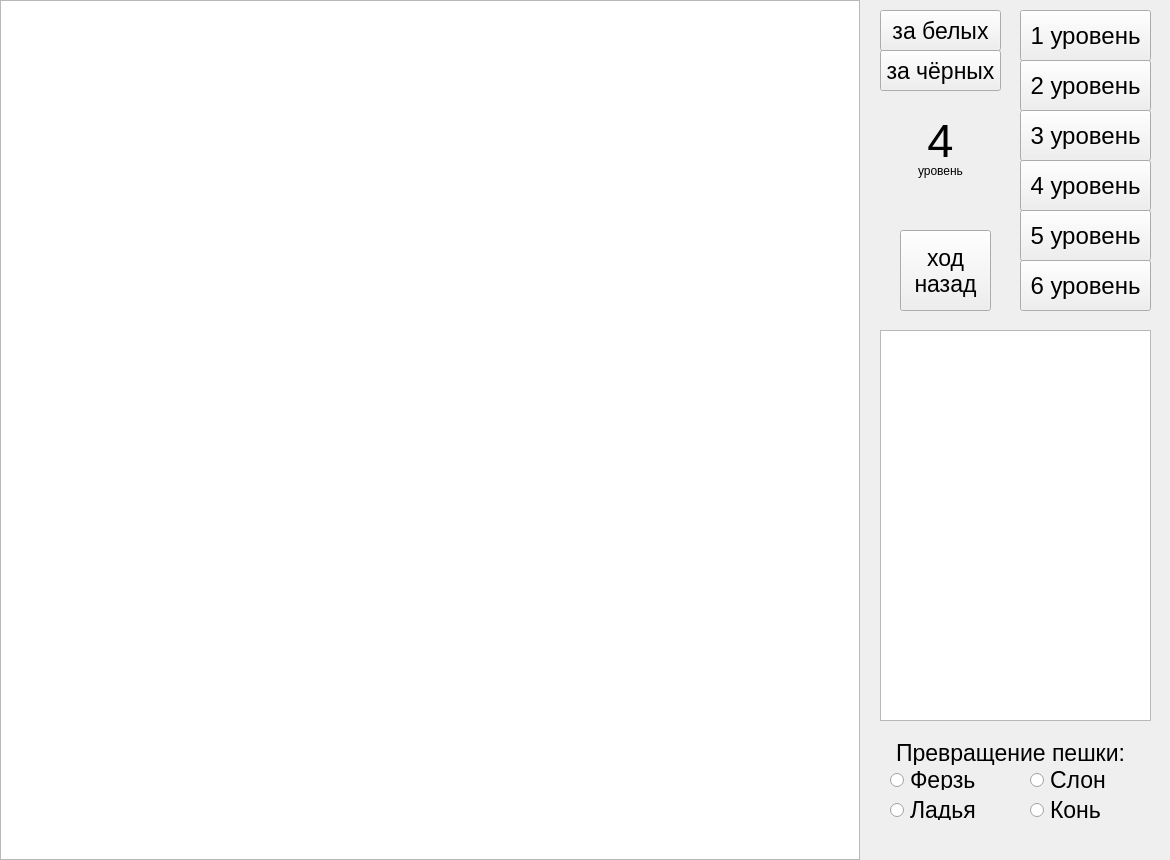
Qt form game.ui (danymalets/ChessQT) before a commit.
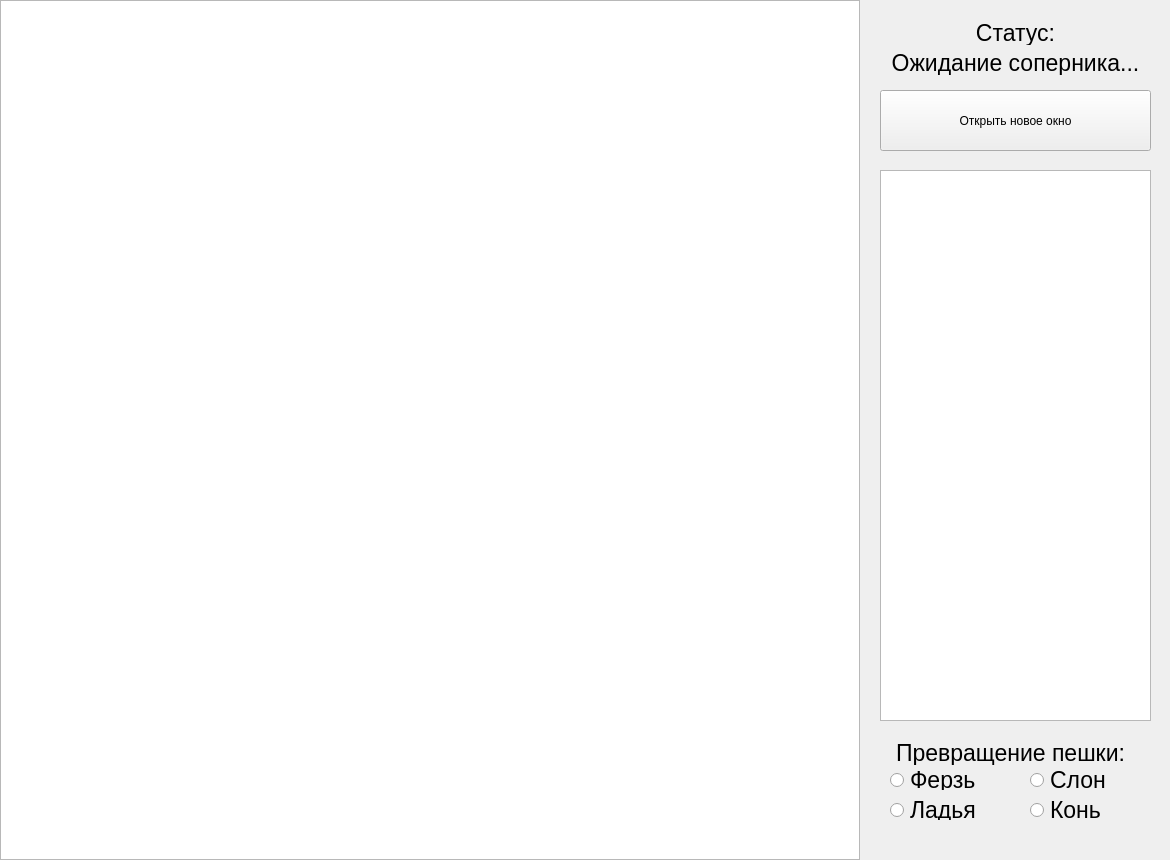
The same form after that commit.

Commit message: done full 2 process game

The edit to the form file:
```diff
--- a/game.ui
+++ b/game.ui
@@ -14,60 +14,6 @@
    <string>Game</string>
   </property>
   <widget class="QWidget" name="centralwidget">
-   <widget class="QPushButton" name="pushButton_3">
-    <property name="geometry">
-     <rect>
-      <x>1020</x>
-      <y>60</y>
-      <width>131</width>
-      <height>51</height>
-     </rect>
-    </property>
-    <property name="font">
-     <font>
-      <pointsize>18</pointsize>
-     </font>
-    </property>
-    <property name="text">
-     <string>2 уровень</string>
-    </property>
-   </widget>
-   <widget class="QPushButton" name="pushButton_5">
-    <property name="geometry">
-     <rect>
-      <x>1020</x>
-      <y>160</y>
-      <width>131</width>
-      <height>51</height>
-     </rect>
-    </property>
-    <property name="font">
-     <font>
-      <pointsize>18</pointsize>
-     </font>
-    </property>
-    <property name="text">
-     <string>4 уровень</string>
-    </property>
-   </widget>
-   <widget class="QPushButton" name="pushButton_6">
-    <property name="geometry">
-     <rect>
-      <x>1020</x>
-      <y>210</y>
-      <width>131</width>
-      <height>51</height>
-     </rect>
-    </property>
-    <property name="font">
-     <font>
-      <pointsize>18</pointsize>
-     </font>
-    </property>
-    <property name="text">
-     <string>5 уровень</string>
-    </property>
-   </widget>
    <widget class="QLabel" name="label_3">
     <property name="geometry">
      <rect>
@@ -93,9 +39,9 @@
     <property name="geometry">
      <rect>
       <x>880</x>
-      <y>330</y>
+      <y>170</y>
       <width>271</width>
-      <height>391</height>
+      <height>551</height>
      </rect>
     </property>
     <property name="font">
@@ -111,43 +57,6 @@
 &lt;p style=&quot;-qt-paragraph-type:empty; margin-top:0px; margin-bottom:0px; margin-left:0px; margin-right:0px; -qt-block-indent:0; text-indent:0px;&quot;&gt;&lt;br /&gt;&lt;/p&gt;&lt;/body&gt;&lt;/html&gt;</string>
     </property>
    </widget>
-   <widget class="QPushButton" name="pushButton">
-    <property name="geometry">
-     <rect>
-      <x>900</x>
-      <y>230</y>
-      <width>91</width>
-      <height>81</height>
-     </rect>
-    </property>
-    <property name="font">
-     <font>
-      <pointsize>17</pointsize>
-     </font>
-    </property>
-    <property name="text">
-     <string>ход
-назад</string>
-    </property>
-   </widget>
-   <widget class="QPushButton" name="pushButton_4">
-    <property name="geometry">
-     <rect>
-      <x>1020</x>
-      <y>110</y>
-      <width>131</width>
-      <height>51</height>
-     </rect>
-    </property>
-    <property name="font">
-     <font>
-      <pointsize>18</pointsize>
-     </font>
-    </property>
-    <property name="text">
-     <string>3 уровень</string>
-    </property>
-   </widget>
    <widget class="QGraphicsView" name="graphicsView">
     <property name="geometry">
      <rect>
@@ -158,115 +67,6 @@
      </rect>
     </property>
    </widget>
-   <widget class="QPushButton" name="pushButton_7">
-    <property name="geometry">
-     <rect>
-      <x>1020</x>
-      <y>260</y>
-      <width>131</width>
-      <height>51</height>
-     </rect>
-    </property>
-    <property name="font">
-     <font>
-      <pointsize>18</pointsize>
-     </font>
-    </property>
-    <property name="text">
-     <string>6 уровень</string>
-    </property>
-   </widget>
-   <widget class="QLabel" name="label_4">
-    <property name="geometry">
-     <rect>
-      <x>900</x>
-      <y>160</y>
-      <width>81</width>
-      <height>21</height>
-     </rect>
-    </property>
-    <property name="text">
-     <string>уровень</string>
-    </property>
-    <property name="alignment">
-     <set>Qt::AlignCenter</set>
-    </property>
-   </widget>
-   <widget class="QLabel" name="label_2">
-    <property name="geometry">
-     <rect>
-      <x>910</x>
-      <y>110</y>
-      <width>61</width>
-      <height>61</height>
-     </rect>
-    </property>
-    <property name="font">
-     <font>
-      <pointsize>35</pointsize>
-     </font>
-    </property>
-    <property name="text">
-     <string>4</string>
-    </property>
-    <property name="alignment">
-     <set>Qt::AlignCenter</set>
-    </property>
-   </widget>
-   <widget class="QPushButton" name="pushButton_2">
-    <property name="geometry">
-     <rect>
-      <x>1020</x>
-      <y>10</y>
-      <width>131</width>
-      <height>51</height>
-     </rect>
-    </property>
-    <property name="font">
-     <font>
-      <pointsize>18</pointsize>
-     </font>
-    </property>
-    <property name="text">
-     <string>1 уровень</string>
-    </property>
-   </widget>
-   <widget class="QPushButton" name="pushButton_8">
-    <property name="geometry">
-     <rect>
-      <x>880</x>
-      <y>10</y>
-      <width>121</width>
-      <height>41</height>
-     </rect>
-    </property>
-    <property name="font">
-     <font>
-      <pointsize>17</pointsize>
-     </font>
-    </property>
-    <property name="text">
-     <string>за белых</string>
-    </property>
-   </widget>
-   <widget class="QPushButton" name="pushButton_9">
-    <property name="geometry">
-     <rect>
-      <x>880</x>
-      <y>50</y>
-      <width>121</width>
-      <height>41</height>
-     </rect>
-    </property>
-    <property name="font">
-     <font>
-      <pointsize>17</pointsize>
-     </font>
-    </property>
-    <property name="text">
-     <string>за чёрных</string>
-    </property>
-   </widget>
    <widget class="QRadioButton" name="radioButton">
     <property name="geometry">
      <rect>
@@ -339,6 +139,67 @@
      <string>Конь</string>
     </property>
    </widget>
+   <widget class="QPushButton" name="pushButton">
+    <property name="geometry">
+     <rect>
+      <x>880</x>
+      <y>90</y>
+      <width>271</width>
+      <height>61</height>
+     </rect>
+    </property>
+    <property name="text">
+     <string>Открыть новое окно</string>
+    </property>
+   </widget>
+   <widget class="QLabel" name="label_4">
+    <property name="geometry">
+     <rect>
+      <x>880</x>
+      <y>20</y>
+      <width>271</width>
+      <height>25</height>
+     </rect>
+    </property>
+    <property name="font">
+     <font>
+      <pointsize>17</pointsize>
+     </font>
+    </property>
+    <property name="text">
+     <string>Статус:</string>
+    </property>
+    <property name="scaledContents">
+     <bool>true</bool>
+    </property>
+    <property name="alignment">
+     <set>Qt::AlignCenter</set>
+    </property>
+    <property name="textInteractionFlags">
+     <set>Qt::LinksAccessibleByKeyboard|Qt::TextSelectableByMouse</set>
+    </property>
+   </widget>
+   <widget class="QLabel" name="label_5">
+    <property name="geometry">
+     <rect>
+      <x>880</x>
+      <y>50</y>
+      <width>271</width>
+      <height>25</height>
+     </rect>
+    </property>
+    <property name="font">
+     <font>
+      <pointsize>17</pointsize>
+     </font>
+    </property>
+    <property name="text">
+     <string>Ожидание соперника...</string>
+    </property>
+    <property name="alignment">
+     <set>Qt::AlignCenter</set>
+    </property>
+   </widget>
   </widget>
   <widget class="QMenuBar" name="menubar">
    <property name="geometry">
```
The commit also changes 3 other files.
